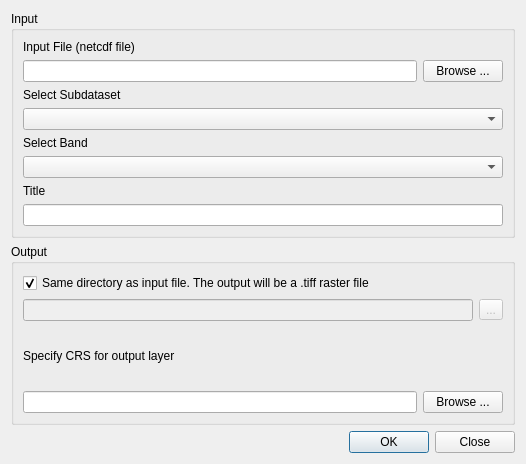
ivanbusthomi/cdf_converter, file cdf_converter_dialog_base.ui: the form before one commit.
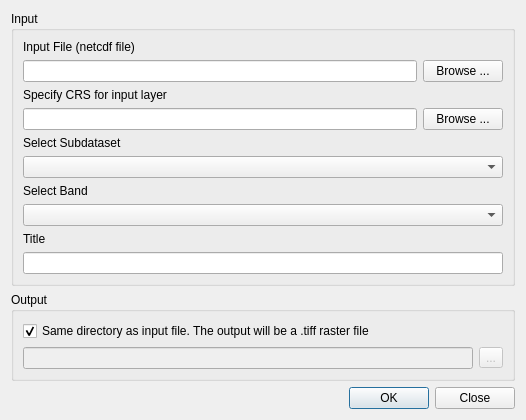
The form after the commit.

Commit message: try fixing not loading result layer

```diff
--- a/cdf_converter_dialog_base.ui
+++ b/cdf_converter_dialog_base.ui
@@ -7,7 +7,7 @@
     <x>0</x>
     <y>0</y>
     <width>526</width>
-    <height>464</height>
+    <height>393</height>
    </rect>
   </property>
   <property name="windowTitle">
@@ -41,6 +41,27 @@
         </item>
        </layout>
       </item>
+      <item>
+       <widget class="QLabel" name="label_5">
+        <property name="text">
+         <string>Specify CRS for input layer</string>
+        </property>
+       </widget>
+      </item>
+      <item>
+       <layout class="QHBoxLayout" name="InputCRS">
+        <item>
+         <widget class="QLineEdit" name="input_crs"/>
+        </item>
+        <item>
+         <widget class="QPushButton" name="browse_input_crs">
+          <property name="text">
+           <string>Browse ...</string>
+          </property>
+         </widget>
+        </item>
+       </layout>
+      </item>
       <item>
        <widget class="QLabel" name="label_2">
         <property name="text">
@@ -111,27 +132,6 @@
         </item>
        </layout>
       </item>
-      <item>
-       <widget class="QLabel" name="label_5">
-        <property name="text">
-         <string>Specify CRS for output layer</string>
-        </property>
-       </widget>
-      </item>
-      <item>
-       <layout class="QHBoxLayout" name="horizontalLayout_3">
-        <item>
-         <widget class="QLineEdit" name="output_crs"/>
-        </item>
-        <item>
-         <widget class="QPushButton" name="select_crs">
-          <property name="text">
-           <string>Browse ...</string>
-          </property>
-         </widget>
-        </item>
-       </layout>
-      </item>
      </layout>
     </widget>
    </item>
```
Left out of the diff: 12 changed lines with no effect on the pictures. The commit also changes 6 other files.
